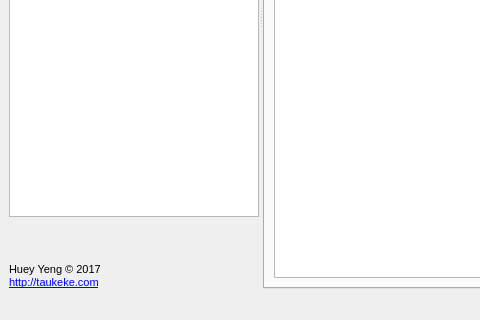
The window that ui/main.ui (hueyyeng/AssetsBrowser) describes before a commit, drawn with Qt 5; both pictures show x 0 to 480 and y 280 to 600 of the 800 by 600 pixel window.
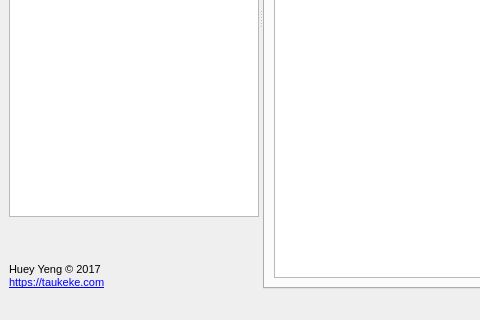
The same window after the commit.

Diff of the .ui file:
```diff
--- a/ui/main.ui
+++ b/ui/main.ui
@@ -162,7 +162,7 @@
         <item>
          <widget class="QLabel" name="labelCredits">
           <property name="text">
-           <string>&lt;html&gt;&lt;head/&gt;&lt;body&gt;&lt;p&gt;Huey Yeng © 2017&lt;br/&gt;&lt;a href=&quot;http://taukeke.com&quot;&gt;&lt;span style=&quot; text-decoration: underline; color:#0000ff;&quot;&gt;http://taukeke.com&lt;/span&gt;&lt;/a&gt;&lt;/p&gt;&lt;/body&gt;&lt;/html&gt;</string>
+           <string>&lt;html&gt;&lt;head/&gt;&lt;body&gt;&lt;p&gt;Huey Yeng © 2017&lt;br/&gt;&lt;a href=&quot;https://taukeke.com&quot;&gt;&lt;span style=&quot; text-decoration: underline; color:#0000ff;&quot;&gt;https://taukeke.com&lt;/span&gt;&lt;/a&gt;&lt;/p&gt;&lt;/body&gt;&lt;/html&gt;</string>
           </property>
           <property name="textFormat">
            <enum>Qt::AutoText</enum>
```
Left out of the diff: 2 changed lines with no effect on the pictures.
